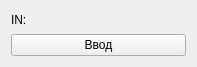
Qt form in08.ui (BSDteam/Emu-I8080-Antonov-fixed) before a commit.
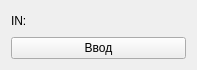
The same form after that commit.

What changed in the file:
```diff
--- a/in08.ui
+++ b/in08.ui
@@ -7,7 +7,7 @@
     <x>0</x>
     <y>0</y>
     <width>197</width>
-    <height>67</height>
+    <height>70</height>
    </rect>
   </property>
   <property name="windowTitle">
```
